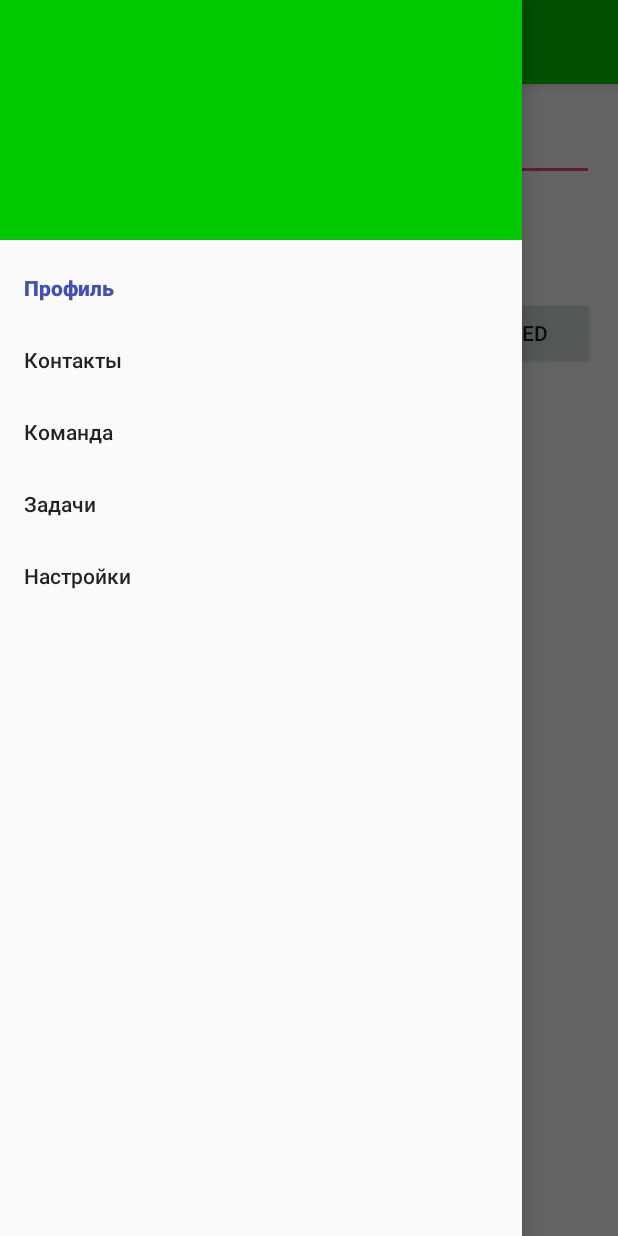
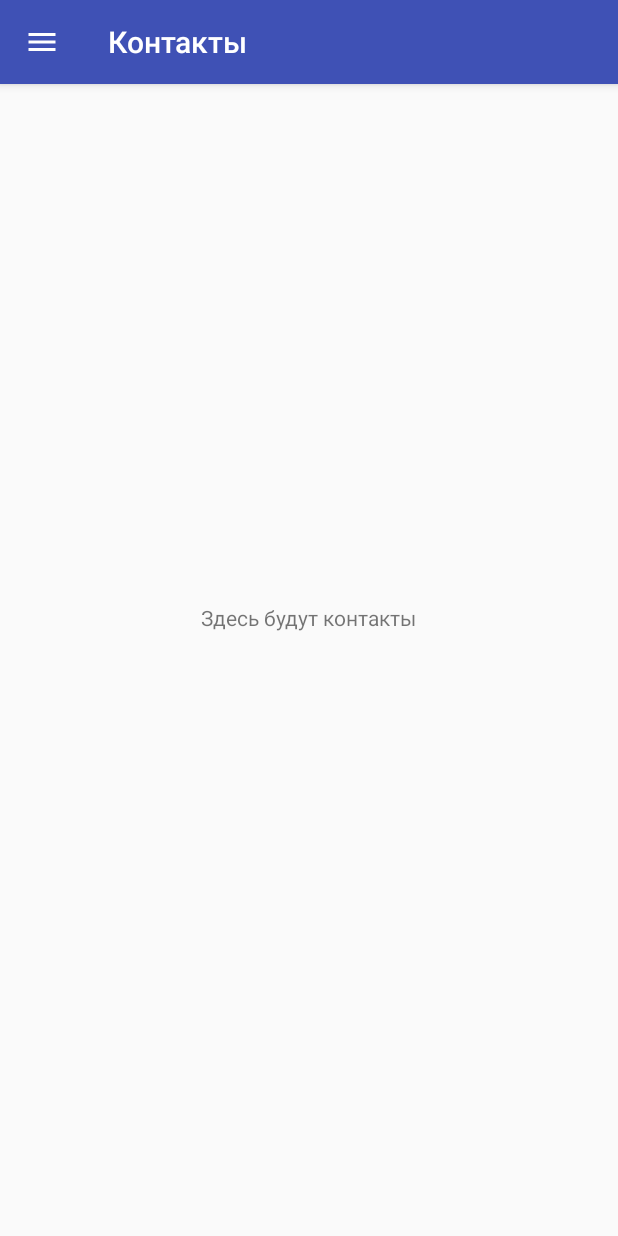
Before and after one commit to Alexander-44/School-SoftDesign, an Android app: the screen it shows after launch (MainActivity), in the side drawer, after a tap on "Контакты", on a phone screen of 412 x 824 dp. Run offline under Robolectric (Android 15) with nearby library versions, the phone set to English and light mode, and no system bars.

Commit message:
*Добавленены фрагменты  на элементы (Профиль, Контакты) реализованно их переключение

```diff
--- a/app/src/main/java/com/softdesign/school/ui/activities/MainActivity.java
+++ b/app/src/main/java/com/softdesign/school/ui/activities/MainActivity.java
@@ -3,6 +3,8 @@ package com.softdesign.school.ui.activities;
 import android.graphics.drawable.ColorDrawable;
 import android.os.Build;
 import android.support.design.widget.NavigationView;
+import android.support.v4.app.Fragment;
+import android.support.v4.view.GravityCompat;
 import android.support.v4.widget.DrawerLayout;
 import android.support.v7.app.ActionBar;
 import android.support.v7.app.AppCompatActivity;
@@ -15,9 +17,12 @@ import android.view.WindowManager;
 import android.widget.Button;
 import android.widget.CheckBox;
 import android.widget.EditText;
+import android.widget.FrameLayout;
 import android.widget.Toast;
 
 import com.softdesign.school.R;
+import com.softdesign.school.ui.fragments.ContactsFragment;
+import com.softdesign.school.ui.fragments.ProfileFragment;
 import com.softdesign.school.utils.Lg;
 
 
@@ -39,6 +44,8 @@ public class MainActivity extends AppCompatActivity implements View.OnClickListe
     private int mStatusbarColor;
     private NavigationView mNavigationView;
     private DrawerLayout mNavigationDrawer;
+    private Fragment mFragment;
+    private FrameLayout mFrameConteiner;
 
    @Override
     protected void onCreate(Bundle savedInstanceState) {
@@ -50,27 +57,52 @@ public class MainActivity extends AppCompatActivity implements View.OnClickListe
 
         mNavigationDrawer=(DrawerLayout) findViewById(R.id.navigation_drawer);
         mNavigationView = (NavigationView) findViewById(R.id.navigation_view);
+        mToolbar = (Toolbar) findViewById(R.id.toolbar);
+       /*
         mCheckBox = (CheckBox) findViewById(R.id.checkBox);
         mCheckBox.setOnClickListener(this);
         mEditText = (EditText) findViewById(R.id.editText);
         mEditText2 = (EditText) findViewById(R.id.editText2);
-        mToolbar = (Toolbar) findViewById(R.id.toolbar);
         mButtonBlue = (Button) findViewById(R.id.btn_blue);
         mButtonGreen = (Button) findViewById(R.id.btn_green);
         mButtonRed = (Button) findViewById(R.id.btn_red);
         mButtonBlue.setOnClickListener(this);
         mButtonGreen.setOnClickListener(this);
         mButtonRed.setOnClickListener(this);
-
+       */
        mToolbarColor = this.getResources().getColor(R.color.colorPrimary);
        mStatusbarColor = this.getResources().getColor(R.color.colorPrimaryDark);
        changeColor(mToolbarColor, mStatusbarColor);
 
        setupToolbar();
        setupDrawer();
+
+       if(savedInstanceState!=null){
+       } else {
+           getSupportFragmentManager().beginTransaction().replace(R.id.main_frame_conteiner,new ProfileFragment()).commit();
+       }
    }
 
     private void setupDrawer(){
+        mNavigationView.setNavigationItemSelectedListener(new NavigationView.OnNavigationItemSelectedListener() {
+            public boolean onNavigationItemSelected(MenuItem item) {
+                switch (item.getItemId()) {
+                    case R.id.drawer_profile:
+                        mFragment = new ProfileFragment();
+                        mNavigationView.getMenu().findItem(R.id.drawer_profile).setChecked(true);
+                        break;
+                    case R.id.drawer_contacts:
+                        mFragment = new ContactsFragment();
+                        mNavigationView.getMenu().findItem(R.id.drawer_contacts).setChecked(true);
+                        break;
+                }
+                if(mFragment != null){
+                    getSupportFragmentManager().beginTransaction().replace(R.id.main_frame_conteiner,mFragment).addToBackStack(null).commit();
+                }
+                mNavigationDrawer.closeDrawers();
+                return false;
+            }
+        });
 
     }
 
@@ -94,7 +126,8 @@ public class MainActivity extends AppCompatActivity implements View.OnClickListe
     @Override
     public boolean onOptionsItemSelected(MenuItem item) {
         if(item.getItemId()==android.R.id.home){
-            Toast.makeText(this,"Menu click",Toast.LENGTH_SHORT).show();
+           mNavigationDrawer.openDrawer(GravityCompat.START);
+           // Toast.makeText(this,"Menu click",Toast.LENGTH_SHORT).show();
         }
         return super.onOptionsItemSelected(item);
     }
--- /dev/null
+++ b/app/src/main/java/com/softdesign/school/ui/fragments/ContactsFragment.java
@@ -0,0 +1,24 @@
+package com.softdesign.school.ui.fragments;
+
+import android.os.Bundle;
+import android.support.annotation.Nullable;
+import android.support.v4.app.Fragment;
+import android.view.LayoutInflater;
+import android.view.View;
+import android.view.ViewGroup;
+
+import com.softdesign.school.R;
+
+/**
+ * Created by Администратор on 31.01.2016.
+ */
+public class ContactsFragment extends Fragment {
+
+    @Nullable
+    @Override
+    public View onCreateView(LayoutInflater inflater, ViewGroup container, Bundle savedInstanceState) {
+        View convertView = inflater.inflate(R.layout.fragment_contacts,null,false);
+        getActivity().setTitle(getResources().getString(R.string.drawer_contacts));
+        return convertView;
+    }
+}
--- /dev/null
+++ b/app/src/main/java/com/softdesign/school/ui/fragments/ProfileFragment.java
@@ -0,0 +1,23 @@
+package com.softdesign.school.ui.fragments;
+
+import android.os.Bundle;
+import android.support.annotation.Nullable;
+import android.support.v4.app.Fragment;
+import android.view.LayoutInflater;
+import android.view.View;
+import android.view.ViewGroup;
+
+import com.softdesign.school.R;
+
+/**
+ * Created by Администратор on 31.01.2016.
+ */
+public class ProfileFragment extends Fragment {
+    @Nullable
+    @Override
+    public View onCreateView(LayoutInflater inflater, ViewGroup container, Bundle savedInstanceState) {
+        View convertView = inflater.inflate(R.layout.fragment_profile,null,false);
+        getActivity().setTitle(getResources().getString(R.string.drawer_profile));
+        return convertView;
+    }
+}
--- /dev/null
+++ b/app/src/main/res/drawable/ic_assignment_ind_24dp.xml
@@ -0,0 +1,9 @@
+<vector xmlns:android="http://schemas.android.com/apk/res/android"
+        android:width="24dp"
+        android:height="24dp"
+        android:viewportWidth="24.0"
+        android:viewportHeight="24.0">
+    <path
+        android:fillColor="@color/icon_color"
+        android:pathData="M19,3h-4.18C14.4,1.84 13.3,1 12,1c-1.3,0 -2.4,0.84 -2.82,2H5c-1.1,0 -2,0.9 -2,2v14c0,1.1 0.9,2 2,2h14c1.1,0 2,-0.9 2,-2V5c0,-1.1 -0.9,-2 -2,-2zm-7,0c0.55,0 1,0.45 1,1s-0.45,1 -1,1 -1,-0.45 -1,-1 0.45,-1 1,-1zm0,4c1.66,0 3,1.34 3,3s-1.34,3 -3,3 -3,-1.34 -3,-3 1.34,-3 3,-3zm6,12H6v-1.4c0,-2 4,-3.1 6,-3.1s6,1.1 6,3.1V19z"/>
+</vector>
--- a/app/src/main/res/layout/activity_main.xml
+++ b/app/src/main/res/layout/activity_main.xml
@@ -27,7 +27,13 @@
                 android:elevation="@dimen/elevation_hight" />
 
         </android.support.design.widget.AppBarLayout>
-        <include layout="@layout/main_content"/>
+     <!--   <include layout="@layout/main_content"/> -->
+        <FrameLayout
+            android:layout_width="match_parent"
+            android:layout_height="match_parent"
+            android:id="@+id/main_frame_conteiner">
+
+        </FrameLayout>
     </android.support.design.widget.CoordinatorLayout>
 
     <android.support.design.widget.NavigationView
--- /dev/null
+++ b/app/src/main/res/layout/fragment_contacts.xml
@@ -0,0 +1,13 @@
+<?xml version="1.0" encoding="utf-8"?>
+<RelativeLayout xmlns:android="http://schemas.android.com/apk/res/android"
+    android:orientation="vertical" android:layout_width="match_parent"
+    android:layout_height="match_parent">
+
+    <TextView
+        android:layout_width="wrap_content"
+        android:layout_height="wrap_content"
+        android:text="@string/fragment.contacts.description"
+        android:layout_centerVertical="true"
+        android:layout_centerHorizontal="true" />
+
+</RelativeLayout>
--- a/app/src/main/res/menu/drawer_menu.xml
+++ b/app/src/main/res/menu/drawer_menu.xml
@@ -4,7 +4,8 @@
     <item
         android:id="@+id/drawer_profile"
         android:checked="true"
-        android:title="@string/drawer.profile"/>
+        android:title="@string/drawer.profile"
+        android:icon="@drawable/ic_assignment_ind_24dp"/>
     <item
         android:id="@+id/drawer_contacts"
         android:title="@string/drawer.contacts"/>
--- a/app/src/main/res/values/strings.xml
+++ b/app/src/main/res/values/strings.xml
@@ -6,4 +6,6 @@
     <string name="drawer.tasks">Задачи</string>
     <string name="drawer.team">Команда</string>
     <string name="drawer.setting">Настройки</string>
+    <string name="fragment.contacts.description">Здесь будут контакты</string>
+    <string name="fragment.profile.description">Здесь будет профиль</string>
 </resources>
```
Also changed, not shown: app/src/main/res/layout/fragment_profile.xml (added, +14 -0 lines), app/src/main/res/layout/navigation_header.xml (+9 -0 lines), 1 other file.
